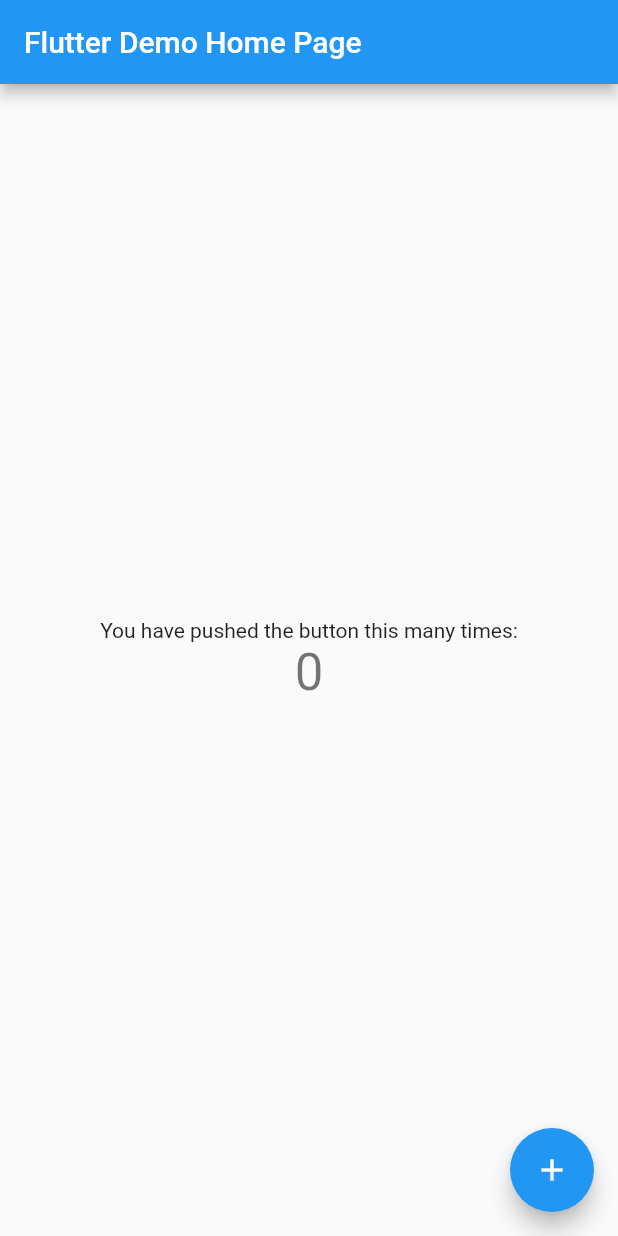
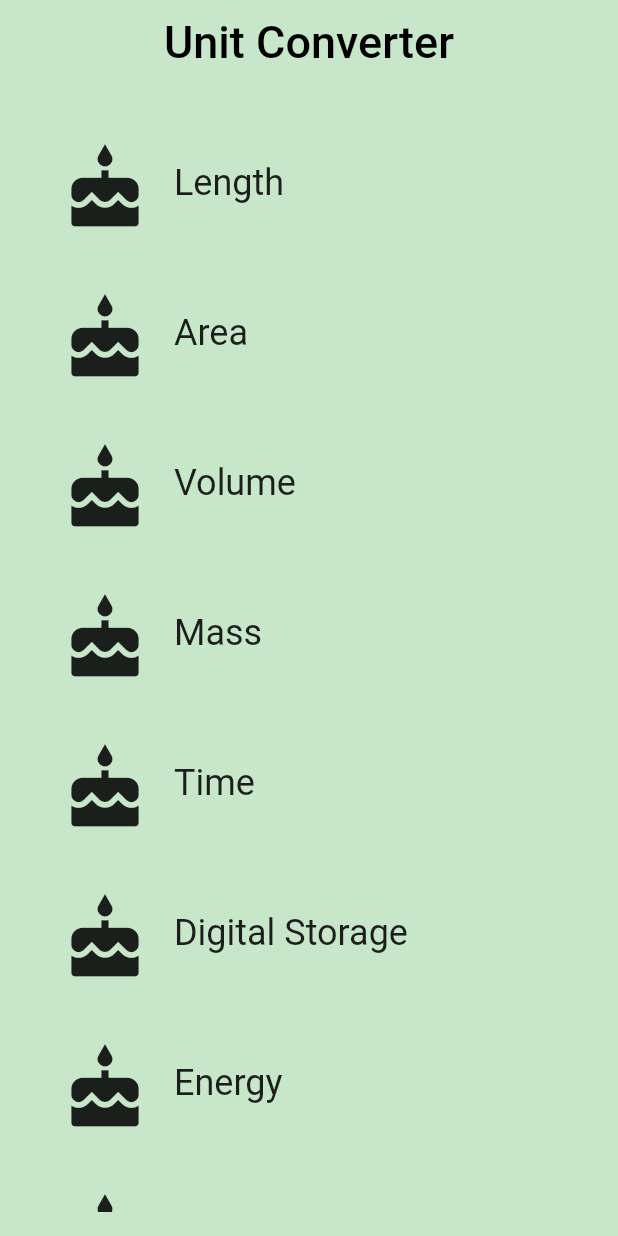
Before and after one commit to hthakkar02/unit_converter, a Flutter app: the screen it shows after launch, on a phone screen of 412 x 824 dp. Run offline on Flutter 3.47's test engine with Material 2 defaults, Android fonts, the phone set to English and light mode, and no system bars.

Commit message:
Initial setup and list working

```diff
--- /dev/null
+++ b/lib/category.dart
@@ -0,0 +1,73 @@
+import 'package:flutter/material.dart';
+
+// We use an underscore to indicate that these variables are private.
+// See https://www.dartlang.org/guides/language/effective-dart/design#libraries
+final _rowHeight = 100.0;
+final _borderRadius = BorderRadius.circular(_rowHeight / 2);
+
+/// A custom [Category] widget.
+///
+/// The widget is composed on an [Icon] and [Text]. Tapping on the widget shows
+/// a colored [InkWell] animation.
+class Category extends StatelessWidget {
+  final String name;
+  final Color color;
+  final IconData iconLocation;
+
+  /// Creates a [Category].
+  ///
+  /// A [Category] saves the name of the Category (e.g. 'Length'), its color for
+  /// the UI, and the icon that represents it (e.g. a ruler).
+  const Category({
+    required this.name,
+    required this.color,
+    required this.iconLocation,
+  });
+
+  /// Builds a custom widget that shows [Category] information.
+  ///
+  /// This information includes the icon, name, and color for the [Category].
+  @override
+  // This `context` parameter describes the location of this widget in the
+  // widget tree. It can be used for obtaining Theme data from the nearest
+  // Theme ancestor in the tree. Below, we obtain the display1 text theme.
+  // See https://docs.flutter.io/flutter/material/Theme-class.html
+  Widget build(BuildContext context) {
+    return Material(
+      color: Colors.transparent,
+      child: Container(
+        height: _rowHeight,
+        child: InkWell(
+          borderRadius: _borderRadius,
+          highlightColor: color,
+          splashColor: color,
+          // We can use either the () => function() or the () { function(); }
+          // syntax.
+          onTap: () => print('I was tapped!'),
+          child: Padding(
+            padding: EdgeInsets.all(8.0),
+            child: Row(
+              crossAxisAlignment: CrossAxisAlignment.stretch,
+              children: [
+                Padding(
+                  padding: EdgeInsets.all(16.0),
+                  child: Icon(
+                    iconLocation,
+                    size: 60.0,
+                  ),
+                ),
+                Center(
+                  child: Text(
+                    name,
+                    textAlign: TextAlign.center,
+                    style: Theme.of(context).textTheme.headline5,
+                  ),
+                ),
+              ],
+            ),
+          ),
+        ),
+      ),
+    );
+  }
+}
--- /dev/null
+++ b/lib/category_route.dart
@@ -0,0 +1,85 @@
+import 'package:flutter/material.dart';
+import 'package:unit_converter/category.dart';
+
+// TODO: Check if we need to import anything
+
+// TODO: Define any constants
+final _backgroundColor = Colors.green[100];
+
+/// Category Route (screen).
+///
+/// This is the 'home' screen of the Unit Converter. It shows a header and
+/// a list of [Categories].
+///
+/// While it is named CategoryRoute, a more apt name would be CategoryScreen,
+/// because it is responsible for the UI at the route's destination.
+class CategoryRoute extends StatelessWidget {
+  const CategoryRoute();
+
+  static const _categoryNames = <String>[
+    'Length',
+    'Area',
+    'Volume',
+    'Mass',
+    'Time',
+    'Digital Storage',
+    'Energy',
+    'Currency',
+  ];
+
+  static const _baseColors = <Color>[
+    Colors.teal,
+    Colors.orange,
+    Colors.pinkAccent,
+    Colors.blueAccent,
+    Colors.yellow,
+    Colors.greenAccent,
+    Colors.purpleAccent,
+    Colors.red,
+  ];
+
+  Widget _buildCategoryWidgets(List<Widget> categories) {
+    return ListView.builder(
+      itemBuilder: (BuildContext context, int index) => categories[index],
+      itemCount: categories.length,
+    );
+  }
+
+  @override
+  Widget build(BuildContext context) {
+    // TODO: Create a list of the eight Categories, using the names and colors
+    // from above. Use a placeholder icon, such as `Icons.cake` for each
+    // Category. We'll add custom icons later.
+    final categories = <Category>[];
+    for (int x = 0; x < _categoryNames.length; x++) {
+      categories.add(Category(
+        name: _categoryNames[x],
+        color: _baseColors[x],
+        iconLocation: Icons.cake,
+      ));
+    }
+
+    // TODO: Create a list view of the Categories
+    final listView = Container(
+      color: _backgroundColor,
+      padding: EdgeInsets.all(16.0),
+      child: _buildCategoryWidgets(categories),
+    );
+
+    // TODO: Create an App Bar
+    final appBar = AppBar(
+      elevation: 0.0,
+      title: Text(
+        "Unit Converter",
+        style: TextStyle(color: Colors.black, fontSize: 30.0),
+      ),
+      centerTitle: true,
+      backgroundColor: _backgroundColor,
+    );
+
+    return Scaffold(
+      appBar: appBar,
+      body: listView,
+    );
+  }
+}
--- a/lib/main.dart
+++ b/lib/main.dart
@@ -1,113 +1,29 @@
+// Copyright 2018 The Chromium Authors. All rights reserved.
+// Use of this source code is governed by a BSD-style license that can be
+// found in the LICENSE file.
+
+// You can read about packages here: https://flutter.io/using-packages/
 import 'package:flutter/material.dart';
+import 'package:unit_converter/category_route.dart';
+// TODO: Import the CategoryRoute widget
 
+/// The function that is called when main.dart is run.
 void main() {
-  runApp(MyApp());
+  runApp(UnitConverterApp());
 }
 
-class MyApp extends StatelessWidget {
-  // This widget is the root of your application.
+/// This widget is the root of our application.
+///
+/// The first screen we see is a list [Categories].
+class UnitConverterApp extends StatelessWidget {
   @override
   Widget build(BuildContext context) {
     return MaterialApp(
-      title: 'Flutter Demo',
-      theme: ThemeData(
-        // This is the theme of your application.
-        //
-        // Try running your application with "flutter run". You'll see the
-        // application has a blue toolbar. Then, without quitting the app, try
-        // changing the primarySwatch below to Colors.green and then invoke
-        // "hot reload" (press "r" in the console where you ran "flutter run",
-        // or simply save your changes to "hot reload" in a Flutter IDE).
-        // Notice that the counter didn't reset back to zero; the application
-        // is not restarted.
-        primarySwatch: Colors.blue,
-      ),
-      home: MyHomePage(title: 'Flutter Demo Home Page'),
+      debugShowCheckedModeBanner: false,
+      title: 'Unit Converter',
+      // TODO: Instead of pointing to exactly 1 Category widget,
+      // our home should now point to an instance of the CategoryRoute widget.
+      home: CategoryRoute(),
     );
   }
 }
-
-class MyHomePage extends StatefulWidget {
-  MyHomePage({Key? key, required this.title}) : super(key: key);
-
-  // This widget is the home page of your application. It is stateful, meaning
-  // that it has a State object (defined below) that contains fields that affect
-  // how it looks.
-
-  // This class is the configuration for the state. It holds the values (in this
-  // case the title) provided by the parent (in this case the App widget) and
-  // used by the build method of the State. Fields in a Widget subclass are
-  // always marked "final".
-
-  final String title;
-
-  @override
-  _MyHomePageState createState() => _MyHomePageState();
-}
-
-class _MyHomePageState extends State<MyHomePage> {
-  int _counter = 0;
-
-  void _incrementCounter() {
-    setState(() {
-      // This call to setState tells the Flutter framework that something has
-      // changed in this State, which causes it to rerun the build method below
-      // so that the display can reflect the updated values. If we changed
-      // _counter without calling setState(), then the build method would not be
-      // called again, and so nothing would appear to happen.
-      _counter++;
-    });
-  }
-
-  @override
-  Widget build(BuildContext context) {
-    // This method is rerun every time setState is called, for instance as done
-    // by the _incrementCounter method above.
-    //
-    // The Flutter framework has been optimized to make rerunning build methods
-    // fast, so that you can just rebuild anything that needs updating rather
-    // than having to individually change instances of widgets.
-    return Scaffold(
-      appBar: AppBar(
-        // Here we take the value from the MyHomePage object that was created by
-        // the App.build method, and use it to set our appbar title.
-        title: Text(widget.title),
-      ),
-      body: Center(
-        // Center is a layout widget. It takes a single child and positions it
-        // in the middle of the parent.
-        child: Column(
-          // Column is also a layout widget. It takes a list of children and
-          // arranges them vertically. By default, it sizes itself to fit its
-          // children horizontally, and tries to be as tall as its parent.
-          //
-          // Invoke "debug painting" (press "p" in the console, choose the
-          // "Toggle Debug Paint" action from the Flutter Inspector in Android
-          // Studio, or the "Toggle Debug Paint" command in Visual Studio Code)
-          // to see the wireframe for each widget.
-          //
-          // Column has various properties to control how it sizes itself and
-          // how it positions its children. Here we use mainAxisAlignment to
-          // center the children vertically; the main axis here is the vertical
-          // axis because Columns are vertical (the cross axis would be
-          // horizontal).
-          mainAxisAlignment: MainAxisAlignment.center,
-          children: <Widget>[
-            Text(
-              'You have pushed the button this many times:',
-            ),
-            Text(
-              '$_counter',
-              style: Theme.of(context).textTheme.headline4,
-            ),
-          ],
-        ),
-      ),
-      floatingActionButton: FloatingActionButton(
-        onPressed: _incrementCounter,
-        tooltip: 'Increment',
-        child: Icon(Icons.add),
-      ), // This trailing comma makes auto-formatting nicer for build methods.
-    );
-  }
-}
```
Also changed, not shown: 1 other file.
